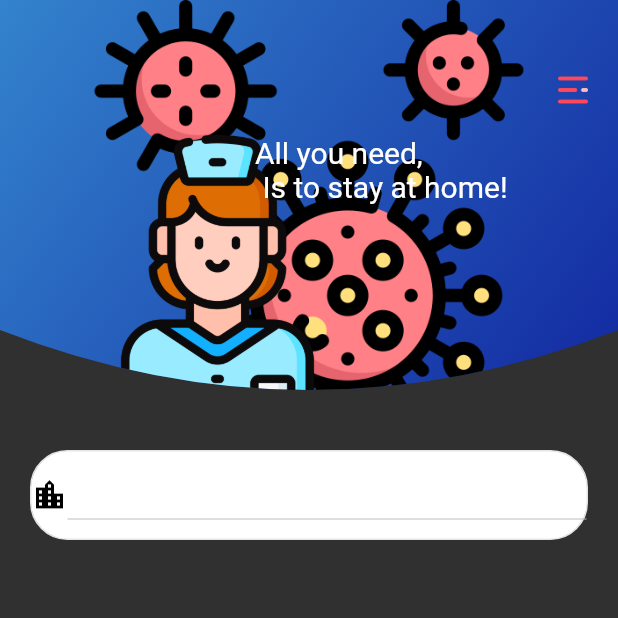
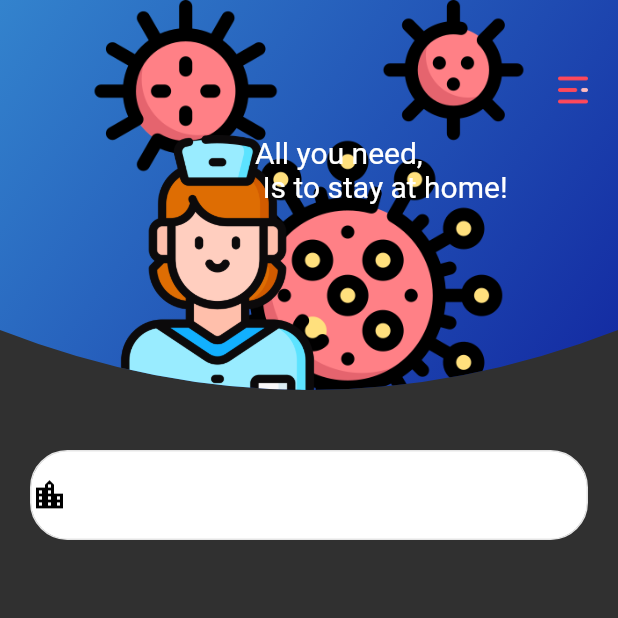
Before and after one commit to Aaris-Kazi/COVID19, a Flutter app: the screen it shows after launch, on a phone screen of 412 x 824 dp, the top half of it. Run offline on Flutter 3.47's test engine with Material 2 defaults, Android fonts, the phone set to English and light mode, and no system bars.

Commit message:
Drop down complete

```diff
--- a/lib/main.dart
+++ b/lib/main.dart
@@ -85,9 +85,13 @@ class _CovidState extends State<Covid> {
               child: Row(
                 children: <Widget>[
                   Icon(Icons.location_city, color: Colors.black),
+                  SizedBox(
+                    width: 20,
+                  ),
                   Expanded(
                       child: DropdownButton(
-                        isExpanded: true,
+                    isExpanded: true,
+                    underline: SizedBox(),
                     items: ['India', 'America', 'France']
                         .map<DropdownMenuItem<String>>((String value) {
                       return DropdownMenuItem<String>(
```
